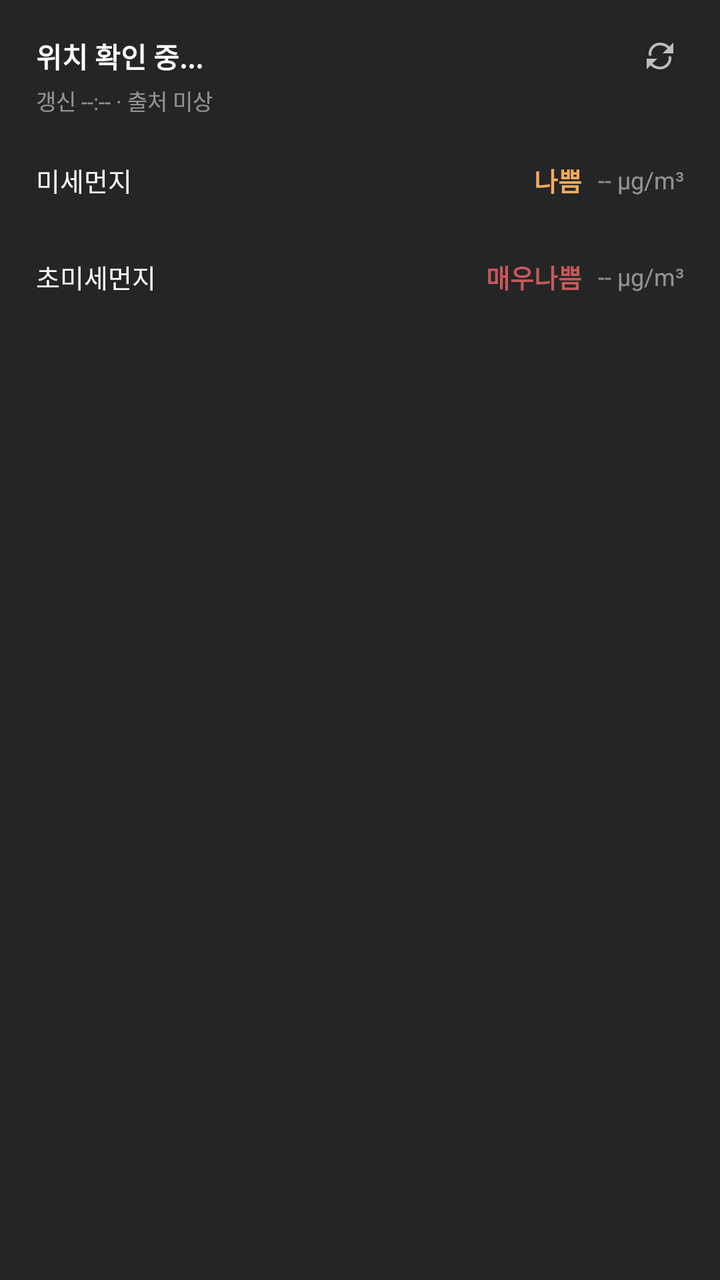
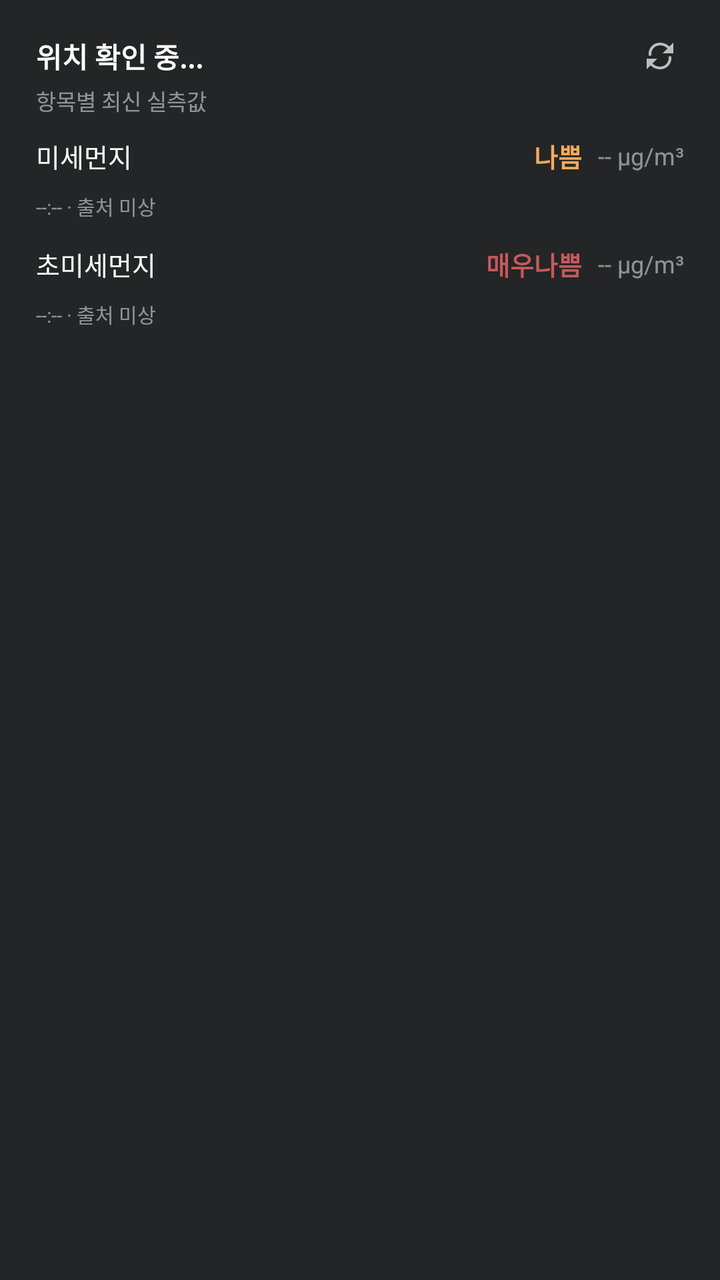

The first picture is an Android layout as it rendered before a commit; the second is the same layout after the commit. The layout source and the unified diff follow.
<!-- AndroidManifest.xml: application theme AppTheme -->
<!-- res/layout/widget_air.xml -->
<?xml version="1.0" encoding="utf-8"?>
<LinearLayout xmlns:android="http://schemas.android.com/apk/res/android"
    android:id="@+id/widget_root"
    android:layout_width="match_parent"
    android:layout_height="match_parent"
    android:orientation="vertical"
    android:background="#242526"
    android:paddingLeft="18dp"
    android:paddingRight="18dp"
    android:paddingTop="16dp"
    android:paddingBottom="23dp">

    
    <RelativeLayout
        android:id="@+id/widget_header"
        android:layout_width="match_parent"
        android:layout_height="24dp">

        <TextView
            android:id="@+id/widget_region"
            android:layout_width="match_parent"
            android:layout_height="wrap_content"
            android:layout_centerVertical="true"
            android:layout_toStartOf="@id/widget_refresh"
            android:layout_marginEnd="6dp"
            android:text="위치 확인 중..."
            android:textColor="#FFFFFF"
            android:textSize="14sp"
            android:textStyle="bold"
            android:maxLines="1"
            android:singleLine="true"
            android:ellipsize="end" />

        <ImageView
            android:id="@+id/widget_refresh"
            android:layout_width="24dp"
            android:layout_height="24dp"
            android:layout_alignParentEnd="true"
            android:layout_centerVertical="true"
            android:padding="4dp"
            android:src="@drawable/ic_widget_refresh"
            android:contentDescription="@string/widget_refresh_description" />
    </RelativeLayout>

    
    <TextView
        android:id="@+id/widget_updated_at"
        android:layout_width="match_parent"
        android:layout_height="wrap_content"
        android:layout_marginTop="2dp"
        android:text="갱신 --:-- · 출처 미상"
        android:textColor="#80FFFFFF"
        android:textSize="11sp"
        android:maxLines="1"
        android:singleLine="true" />

    
    <LinearLayout
        android:layout_width="match_parent"
        android:layout_height="wrap_content"
        android:layout_marginTop="22dp"
        android:orientation="vertical">

        <RelativeLayout
            android:layout_width="match_parent"
            android:layout_height="wrap_content"
            android:layout_marginBottom="5dp">

            <TextView
                android:layout_width="wrap_content"
                android:layout_height="wrap_content"
                android:layout_alignParentStart="true"
                android:layout_centerVertical="true"
                android:text="미세먼지"
                android:textColor="#FFFFFF"
                android:textSize="13sp" />

            <LinearLayout
                android:layout_width="wrap_content"
                android:layout_height="wrap_content"
                android:layout_alignParentEnd="true"
                android:layout_centerVertical="true"
                android:orientation="horizontal"
                android:gravity="center_vertical">

                <TextView
                    android:id="@+id/widget_pm10_grade"
                    android:layout_width="wrap_content"
                    android:layout_height="wrap_content"
                    android:text="나쁨"
                    android:textColor="#FFF6AA5C"
                    android:textSize="13sp"
                    android:textStyle="bold"
                    android:layout_marginEnd="8dp" />

                <TextView
                    android:id="@+id/widget_pm10_value"
                    android:layout_width="wrap_content"
                    android:layout_height="wrap_content"
                    android:text="-- µg/m³"
                    android:textColor="#80FFFFFF"
                    android:textSize="12sp" />
            </LinearLayout>
        </RelativeLayout>

        
        <ProgressBar android:id="@+id/widget_pm10_bar_good"
            style="?android:attr/progressBarStyleHorizontal"
            android:layout_width="match_parent" android:layout_height="8dp"
            android:progressDrawable="@drawable/widget_progress_good"
            android:max="200" android:progress="0" android:visibility="gone"/>
        <ProgressBar android:id="@+id/widget_pm10_bar_normal"
            style="?android:attr/progressBarStyleHorizontal"
            android:layout_width="match_parent" android:layout_height="8dp"
            android:progressDrawable="@drawable/widget_progress_normal"
            android:max="200" android:progress="0" android:visibility="gone"/>
        <ProgressBar android:id="@+id/widget_pm10_bar_bad"
            style="?android:attr/progressBarStyleHorizontal"
            android:layout_width="match_parent" android:layout_height="8dp"
            android:progressDrawable="@drawable/widget_progress_bad"
            android:max="200" android:progress="0" android:visibility="gone"/>
        <ProgressBar android:id="@+id/widget_pm10_bar_verybad"
            style="?android:attr/progressBarStyleHorizontal"
            android:layout_width="match_parent" android:layout_height="8dp"
            android:progressDrawable="@drawable/widget_progress_verybad"
            android:max="200" android:progress="0" android:visibility="gone"/>
    </LinearLayout>

    
    <LinearLayout
        android:layout_width="match_parent"
        android:layout_height="wrap_content"
        android:layout_marginTop="24dp"
        android:orientation="vertical">

        <RelativeLayout
            android:layout_width="match_parent"
            android:layout_height="wrap_content"
            android:layout_marginBottom="5dp">

            <TextView
                android:layout_width="wrap_content"
                android:layout_height="wrap_content"
                android:layout_alignParentStart="true"
                android:layout_centerVertical="true"
                android:text="초미세먼지"
                android:textColor="#FFFFFF"
                android:textSize="13sp" />

            <LinearLayout
                android:layout_width="wrap_content"
                android:layout_height="wrap_content"
                android:layout_alignParentEnd="true"
                android:layout_centerVertical="true"
                android:orientation="horizontal"
                android:gravity="center_vertical">

                <TextView
                    android:id="@+id/widget_pm25_grade"
                    android:layout_width="wrap_content"
                    android:layout_height="wrap_content"
                    android:text="매우나쁨"
                    android:textColor="#FFC75959"
                    android:textSize="13sp"
                    android:textStyle="bold"
                    android:layout_marginEnd="8dp" />

                <TextView
                    android:id="@+id/widget_pm25_value"
                    android:layout_width="wrap_content"
                    android:layout_height="wrap_content"
                    android:text="-- µg/m³"
                    android:textColor="#80FFFFFF"
                    android:textSize="12sp" />
            </LinearLayout>
        </RelativeLayout>

        
        <ProgressBar android:id="@+id/widget_pm25_bar_good"
            style="?android:attr/progressBarStyleHorizontal"
            android:layout_width="match_parent" android:layout_height="8dp"
            android:progressDrawable="@drawable/widget_progress_good"
            android:max="150" android:progress="0" android:visibility="gone"/>
        <ProgressBar android:id="@+id/widget_pm25_bar_normal"
            style="?android:attr/progressBarStyleHorizontal"
            android:layout_width="match_parent" android:layout_height="8dp"
            android:progressDrawable="@drawable/widget_progress_normal"
            android:max="150" android:progress="0" android:visibility="gone"/>
        <ProgressBar android:id="@+id/widget_pm25_bar_bad"
            style="?android:attr/progressBarStyleHorizontal"
            android:layout_width="match_parent" android:layout_height="8dp"
            android:progressDrawable="@drawable/widget_progress_bad"
            android:max="150" android:progress="0" android:visibility="gone"/>
        <ProgressBar android:id="@+id/widget_pm25_bar_verybad"
            style="?android:attr/progressBarStyleHorizontal"
            android:layout_width="match_parent" android:layout_height="8dp"
            android:progressDrawable="@drawable/widget_progress_verybad"
            android:max="150" android:progress="0" android:visibility="gone"/>
    </LinearLayout>

</LinearLayout>
<!-- resources referenced by this layout -->
<resources>
  <!-- drawable ic_widget_refresh (drawable) -->
  <?xml version="1.0" encoding="utf-8"?>
  <vector xmlns:android="http://schemas.android.com/apk/res/android"
      android:width="18dp"
      android:height="18dp"
      android:viewportWidth="24"
      android:viewportHeight="24">
      <path
          android:fillColor="#B3FFFFFF"
          android:pathData="M17.65,6.35C16.2,4.9 14.21,4 12,4c-4.09,0 -7.19,3.72 -6.39,7.69l-2.08,0C2.77,6.56 6.72,2 12,2c2.76,0 5.26,1.12 7.07,2.93L22,2v8h-8l3.65,-3.65zM6.35,17.65C7.8,19.1 9.79,20 12,20c4.09,0 7.19,-3.72 6.39,-7.69h2.08C21.23,17.44 17.28,22 12,22c-2.76,0 -5.26,-1.12 -7.07,-2.93L2,22v-8h8l-3.65,3.65z" />
  </vector>
  <!-- drawable widget_progress_bad (drawable) -->
  <?xml version="1.0" encoding="utf-8"?>
  <layer-list xmlns:android="http://schemas.android.com/apk/res/android">
      <item android:id="@android:id/background">
          <shape android:shape="rectangle">
              <solid android:color="#FF555559"/>
              <corners android:radius="4dp"/>
          </shape>
      </item>
      <item android:id="@android:id/progress">
          <clip>
              <shape android:shape="rectangle">
                  <solid android:color="#FFF6AA5C"/>
                  <corners android:radius="4dp"/>
              </shape>
          </clip>
      </item>
  </layer-list>
  <!-- drawable widget_progress_good (drawable) -->
  <?xml version="1.0" encoding="utf-8"?>
  <layer-list xmlns:android="http://schemas.android.com/apk/res/android">
      <item android:id="@android:id/background">
          <shape android:shape="rectangle">
              <solid android:color="#FF555559"/>
              <corners android:radius="4dp"/>
          </shape>
      </item>
      <item android:id="@android:id/progress">
          <clip>
              <shape android:shape="rectangle">
                  <solid android:color="#FF367BB8"/>
                  <corners android:radius="4dp"/>
              </shape>
          </clip>
      </item>
  </layer-list>
  <!-- drawable widget_progress_normal (drawable) -->
  <?xml version="1.0" encoding="utf-8"?>
  <layer-list xmlns:android="http://schemas.android.com/apk/res/android">
      <item android:id="@android:id/background">
          <shape android:shape="rectangle">
              <solid android:color="#FF555559"/>
              <corners android:radius="4dp"/>
          </shape>
      </item>
      <item android:id="@android:id/progress">
          <clip>
              <shape android:shape="rectangle">
                  <solid android:color="#FF629473"/>
                  <corners android:radius="4dp"/>
              </shape>
          </clip>
      </item>
  </layer-list>
  <!-- drawable widget_progress_verybad (drawable) -->
  <?xml version="1.0" encoding="utf-8"?>
  <layer-list xmlns:android="http://schemas.android.com/apk/res/android">
      <item android:id="@android:id/background">
          <shape android:shape="rectangle">
              <solid android:color="#FF555559"/>
              <corners android:radius="4dp"/>
          </shape>
      </item>
      <item android:id="@android:id/progress">
          <clip>
              <shape android:shape="rectangle">
                  <solid android:color="#FFC75959"/>
                  <corners android:radius="4dp"/>
              </shape>
          </clip>
      </item>
  </layer-list>
  <string name="widget_refresh_description">위젯 새로고침</string>
  <style name="AppTheme" parent="Theme.AppCompat.Light.DarkActionBar">
          
          <item name="colorPrimary">@color/colorPrimary</item>
          <item name="colorPrimaryDark">@color/colorPrimaryDark</item>
          <item name="colorAccent">@color/colorAccent</item>
      </style>
</resources>

<!-- the commit's change to res/layout/widget_air.xml (unified diff, before → after) -->
@@ -48,7 +48,7 @@
         android:layout_width="match_parent"
         android:layout_height="wrap_content"
         android:layout_marginTop="2dp"
-        android:text="갱신 --:-- · 출처 미상"
+        android:text="항목별 최신 실측값"
         android:textColor="#80FFFFFF"
         android:textSize="11sp"
         android:maxLines="1"
@@ -56,9 +56,10 @@
 
     
     <LinearLayout
+        android:id="@+id/widget_pm10_section"
         android:layout_width="match_parent"
         android:layout_height="wrap_content"
-        android:layout_marginTop="22dp"
+        android:layout_marginTop="10dp"
         android:orientation="vertical">
 
         <RelativeLayout
@@ -124,13 +125,25 @@
             android:layout_width="match_parent" android:layout_height="8dp"
             android:progressDrawable="@drawable/widget_progress_verybad"
             android:max="200" android:progress="0" android:visibility="gone"/>
+
+        <TextView
+            android:id="@+id/widget_pm10_meta"
+            android:layout_width="match_parent"
+            android:layout_height="wrap_content"
+            android:layout_marginTop="3dp"
+            android:text="--:-- · 출처 미상"
+            android:textColor="#80FFFFFF"
+            android:textSize="10sp"
+            android:maxLines="1"
+            android:singleLine="true" />
     </LinearLayout>
 
     
     <LinearLayout
+        android:id="@+id/widget_pm25_section"
         android:layout_width="match_parent"
         android:layout_height="wrap_content"
-        android:layout_marginTop="24dp"
+        android:layout_marginTop="12dp"
         android:orientation="vertical">
 
         <RelativeLayout
@@ -196,6 +209,17 @@
             android:layout_width="match_parent" android:layout_height="8dp"
             android:progressDrawable="@drawable/widget_progress_verybad"
             android:max="150" android:progress="0" android:visibility="gone"/>
+
+        <TextView
+            android:id="@+id/widget_pm25_meta"
+            android:layout_width="match_parent"
+            android:layout_height="wrap_content"
+            android:layout_marginTop="3dp"
+            android:text="--:-- · 출처 미상"
+            android:textColor="#80FFFFFF"
+            android:textSize="10sp"
+            android:maxLines="1"
+            android:singleLine="true" />
     </LinearLayout>
 
 </LinearLayout>
